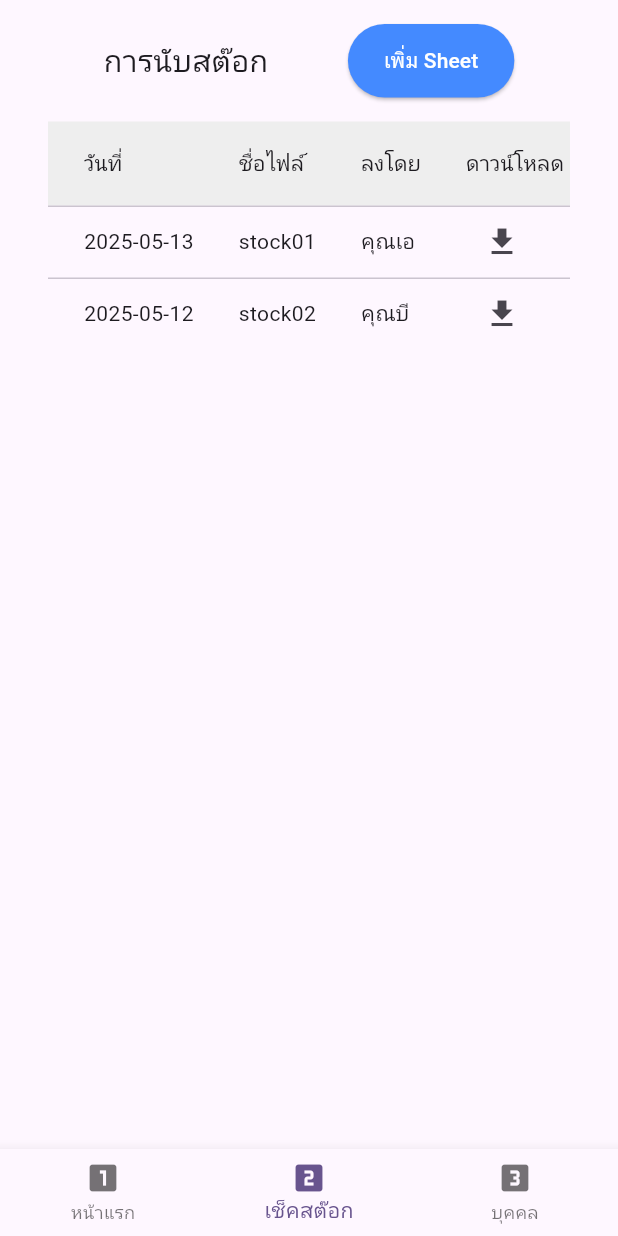
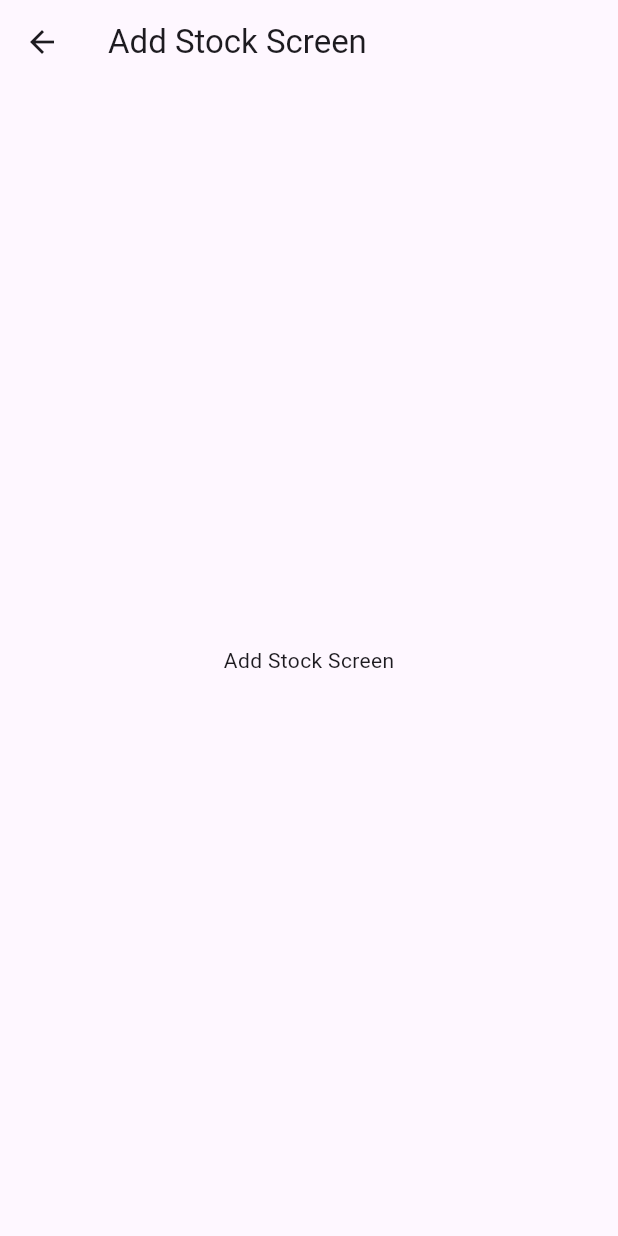
Before and after one commit to llsit/roast-koff-management, a Flutter app: the HomeScreen screen opened by its route, item 2 of the bottom bar chosen, after a tap on "เพิ่ม Sheet", on a phone screen of 412 x 824 dp. Run offline on Flutter 3.47's test engine with Material 3 defaults, Android fonts, the phone set to English and light mode, and no system bars; our stand-ins replace firebase_auth, firebase_core, flutter_dotenv; accounts and stored records are empty; network calls fail.

Commit message:
- fixed table stock - added add stock screen

```diff
--- /dev/null
+++ b/lib/features/stock/presentation/screen/add_stock_screen.dart
@@ -0,0 +1,13 @@
+import 'package:flutter/material.dart';
+
+class AddStockScreen extends StatelessWidget {
+  const AddStockScreen({super.key});
+
+  @override
+  Widget build(BuildContext context) {
+    return Scaffold(
+      appBar: AppBar(title: Text("Add Stock Screen")),
+      body: Center(child: Text("Add Stock Screen")),
+    );
+  }
+}
--- a/lib/features/stock/presentation/screen/stock_screen.dart
+++ b/lib/features/stock/presentation/screen/stock_screen.dart
@@ -24,7 +24,9 @@ class StockScreen extends StatelessWidget {
                       vertical: 14,
                     ),
                   ),
-                  onPressed: () {},
+                  onPressed: () {
+                    Navigator.pushNamed(context, '/add-stock');
+                  },
                   child: const Text('เพิ่ม Sheet'),
                 ),
               ],
--- a/lib/features/stock/presentation/widgets/stock_table.dart
+++ b/lib/features/stock/presentation/widgets/stock_table.dart
@@ -6,8 +6,8 @@ class StockTable extends StatelessWidget {
   @override
   Widget build(BuildContext context) {
     final stockList = [
-      {'name': 'stock01', 'date': '2025-05-13', 'user': 'คุณเอ'},
-      {'name': 'stock02', 'date': '2025-05-12', 'user': 'คุณบี'},
+      {'name': '2025-05-13-stock01', 'date': '2025-05-13', 'user': 'คุณเอ'},
+      {'name': '2025-05-13-stock02', 'date': '2025-05-12', 'user': 'คุณบี'},
     ];
 
     return Expanded(
@@ -17,10 +17,18 @@ class StockTable extends StatelessWidget {
           (states) => Colors.grey[200]!,
         ),
         columns: const [
-          DataColumn(label: Text('วันที่')),
-          DataColumn(label: Text('ชื่อไฟล์')),
-          DataColumn(label: Text('ลงโดย')),
-          DataColumn(label: Text('ดาวน์โหลด')),
+          DataColumn(label: Center(child: Text('วันที่'))),
+          DataColumn(label: Center(child: Text('ชื่อไฟล์'))),
+          DataColumn(label: Center(child: Text('ลงโดย'))),
+          DataColumn(
+            label: SizedBox(width: 50, child: Center(child: Text('ดาวน์โหลด'))),
+          ),
+          DataColumn(
+            label: SizedBox(width: 50, child: Center(child: Text('ลบ'))),
+          ),
+          DataColumn(
+            label: SizedBox(width: 50, child: Center(child: Text('แก้ไข'))),
+          ),
         ],
         rows:
             stockList.map((item) {
@@ -30,11 +38,33 @@ class StockTable extends StatelessWidget {
                   DataCell(Text(item['name']!)),
                   DataCell(Text(item['user']!)),
                   DataCell(
-                    IconButton(
-                      icon: const Icon(Icons.download),
-                      onPressed: () {
-                        // ทำการดาวน์โหลดไฟล์ PDF/Excel หรือข้อมูลตามต้องการ
-                      },
+                    Center(
+                      child: IconButton(
+                        icon: const Icon(Icons.download),
+                        onPressed: () {
+                          // ทำการดาวน์โหลดไฟล์ PDF/Excel หรือข้อมูลตามต้องการ
+                        },
+                      ),
+                    ),
+                  ),
+                  DataCell(
+                    Center(
+                      child: IconButton(
+                        icon: const Icon(Icons.delete),
+                        onPressed: () {
+                          // ทำการลบ
+                        },
+                      ),
+                    ),
+                  ),
+                  DataCell(
+                    Center(
+                      child: IconButton(
+                        icon: const Icon(Icons.edit),
+                        onPressed: () {
+                          // ทำการแก้ไข
+                        },
+                      ),
                     ),
                   ),
                 ],
--- a/lib/main.dart
+++ b/lib/main.dart
@@ -4,6 +4,7 @@ import 'package:flutter_dotenv/flutter_dotenv.dart';
 import 'package:firebase_core/firebase_core.dart';
 import 'package:provider/provider.dart';
 import 'package:roast_koff_management/features/home/presentation/screen/home_screen.dart';
+import 'package:roast_koff_management/features/stock/presentation/screen/add_stock_screen.dart';
 import 'features/auth/data/repository/auth_repository_impl.dart';
 import 'features/auth/domain/usecase/login_usecase.dart';
 import 'features/auth/presentation/screen/login_viewmodel.dart';
@@ -55,6 +56,7 @@ class MyApp extends StatelessWidget {
       routes: {
         '/login': (context) => LoginScreen(),
         '/home': (context) => const HomeScreen(),
+        '/add-stock': (context) => const AddStockScreen(),
       },
       home: AuthWrapper(),
     );
```
